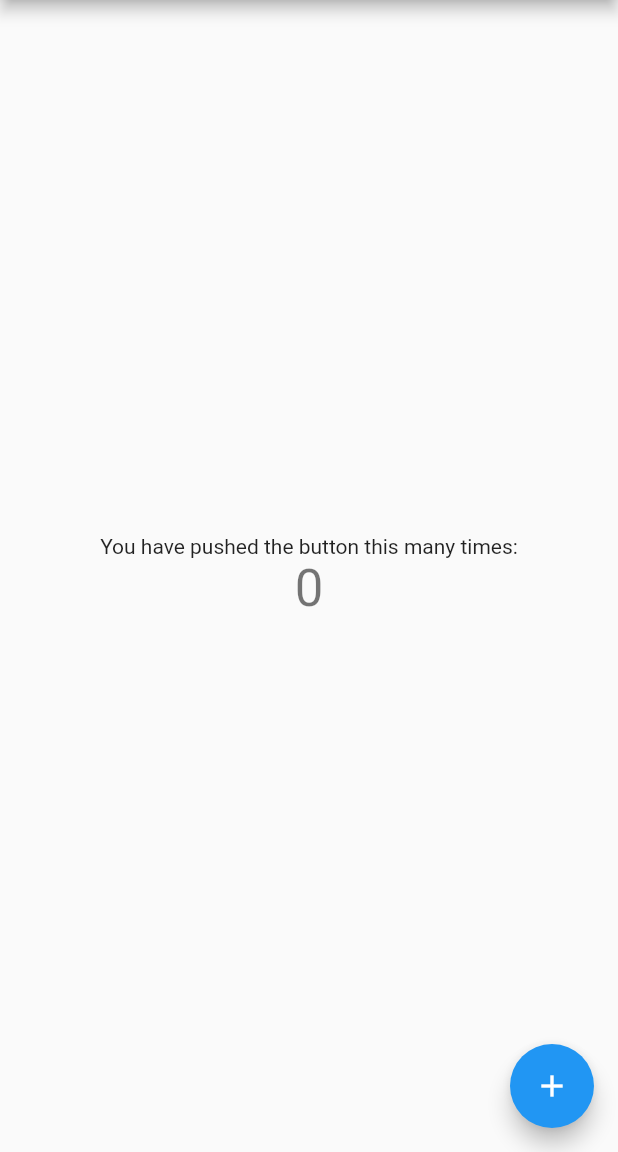
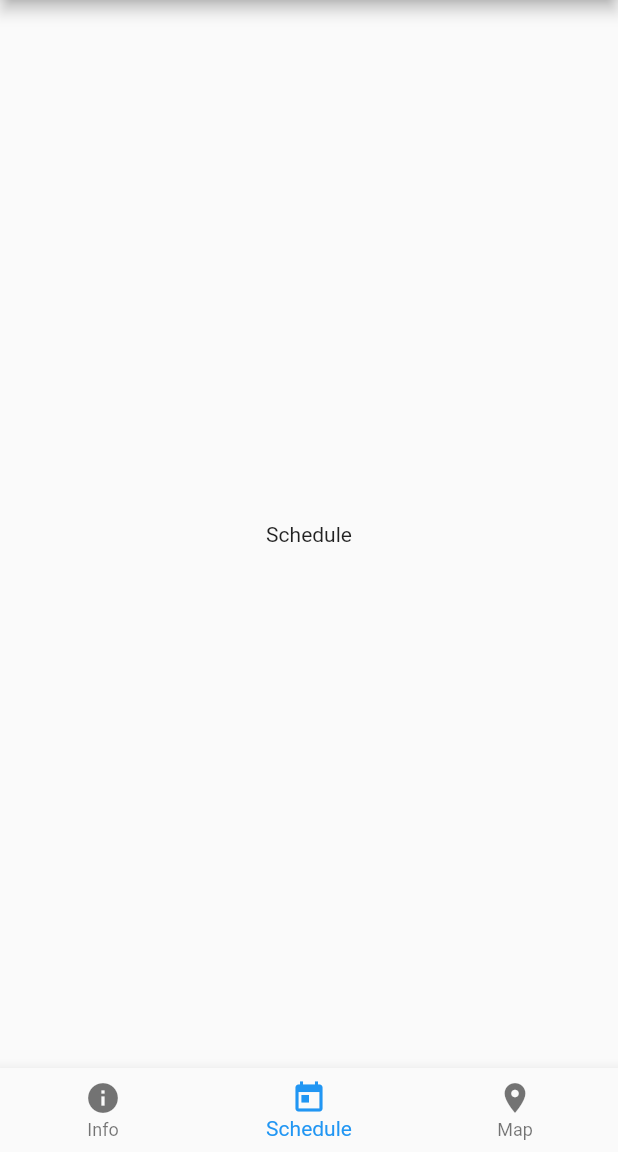
Before and after one commit to unreadablename/flutter-io18-app, a Flutter app: the screen it shows after launch, on a phone screen of 412 x 824 dp, the part 84-1236 px from its top. Run offline on Flutter 3.47's test engine with Material 2 defaults, Android fonts, the phone set to English and light mode, and no system bars.

```diff
--- a/lib/main.dart
+++ b/lib/main.dart
@@ -3,21 +3,11 @@ import 'package:flutter/material.dart';
 void main() => runApp(MyApp());
 
 class MyApp extends StatelessWidget {
-  // This widget is the root of your application.
   @override
   Widget build(BuildContext context) {
     return MaterialApp(
       title: 'Flutter Demo',
       theme: ThemeData(
-        // This is the theme of your application.
-        //
-        // Try running your application with "flutter run". You'll see the
-        // application has a blue toolbar. Then, without quitting the app, try
-        // changing the primarySwatch below to Colors.green and then invoke
-        // "hot reload" (press "r" in the console where you ran "flutter run",
-        // or simply save your changes to "hot reload" in a Flutter IDE).
-        // Notice that the counter didn't reset back to zero; the application
-        // is not restarted.
         primarySwatch: Colors.blue,
       ),
       home: MyHomePage(title: 'Flutter Demo Home Page'),
@@ -25,17 +15,20 @@ class MyApp extends StatelessWidget {
   }
 }
 
+class Page extends StatelessWidget {
+  final String title;
+  Page({Key key, this.title}) : super(key: key);
+
+  @override
+  Widget build(BuildContext context) {
+    return Center(
+      child: Text(title),
+    );
+  }
+}
+
 class MyHomePage extends StatefulWidget {
   MyHomePage({Key key, this.title}) : super(key: key);
-
-  // This widget is the home page of your application. It is stateful, meaning
-  // that it has a State object (defined below) that contains fields that affect
-  // how it looks.
-
-  // This class is the configuration for the state. It holds the values (in this
-  // case the title) provided by the parent (in this case the App widget) and
-  // used by the build method of the State. Fields in a Widget subclass are
-  // always marked "final".
 
   final String title;
 
@@ -44,68 +37,49 @@ class MyHomePage extends StatefulWidget {
 }
 
 class _MyHomePageState extends State<MyHomePage> {
-  int _counter = 0;
+  static int initialPage = 1;
+  int _currentPage = initialPage;
 
-  void _incrementCounter() {
-    setState(() {
-      // This call to setState tells the Flutter framework that something has
-      // changed in this State, which causes it to rerun the build method below
-      // so that the display can reflect the updated values. If we changed
-      // _counter without calling setState(), then the build method would not be
-      // called again, and so nothing would appear to happen.
-      _counter++;
-    });
+  final List<Widget> _pages = <Widget>[
+    Page(title: 'Info'),
+    Page(title: 'Schedule'),
+    Page(title: 'Map'),
+  ];
+
+  Widget buildNavBar(BuildContext context) {
+    return BottomNavigationBar(
+      items: <BottomNavigationBarItem>[
+        BottomNavigationBarItem(
+          icon: const Icon(Icons.info),
+          title: const Text('Info'),
+        ),
+        BottomNavigationBarItem(
+          icon: const Icon(Icons.today),
+          title: const Text('Schedule'),
+        ),
+        BottomNavigationBarItem(
+          icon: const Icon(Icons.location_on),
+          title: const Text('Map'),
+        ),
+      ],
+      currentIndex: _currentPage,
+      type: BottomNavigationBarType.fixed,
+      onTap: (int index) {
+        setState(() {
+          _currentPage = index;
+        });
+      },
+    );
   }
 
   @override
   Widget build(BuildContext context) {
-    // This method is rerun every time setState is called, for instance as done
-    // by the _incrementCounter method above.
-    //
-    // The Flutter framework has been optimized to make rerunning build methods
-    // fast, so that you can just rebuild anything that needs updating rather
-    // than having to individually change instances of widgets.
     return Scaffold(
       appBar: AppBar(
-        // Here we take the value from the MyHomePage object that was created by
-        // the App.build method, and use it to set our appbar title.
         title: Text(widget.title),
       ),
-      body: Center(
-        // Center is a layout widget. It takes a single child and positions it
-        // in the middle of the parent.
-        child: Column(
-          // Column is also layout widget. It takes a list of children and
-          // arranges them vertically. By default, it sizes itself to fit its
-          // children horizontally, and tries to be as tall as its parent.
-          //
-          // Invoke "debug painting" (press "p" in the console, choose the
-          // "Toggle Debug Paint" action from the Flutter Inspector in Android
-          // Studio, or the "Toggle Debug Paint" command in Visual Studio Code)
-          // to see the wireframe for each widget.
-          //
-          // Column has various properties to control how it sizes itself and
-          // how it positions its children. Here we use mainAxisAlignment to
-          // center the children vertically; the main axis here is the vertical
-          // axis because Columns are vertical (the cross axis would be
-          // horizontal).
-          mainAxisAlignment: MainAxisAlignment.center,
-          children: <Widget>[
-            Text(
-              'You have pushed the button this many times:',
-            ),
-            Text(
-              '$_counter',
-              style: Theme.of(context).textTheme.display1,
-            ),
-          ],
-        ),
-      ),
-      floatingActionButton: FloatingActionButton(
-        onPressed: _incrementCounter,
-        tooltip: 'Increment',
-        child: Icon(Icons.add),
-      ), // This trailing comma makes auto-formatting nicer for build methods.
+      body: _pages[_currentPage],
+      bottomNavigationBar: buildNavBar(context),
     );
   }
 }
```
